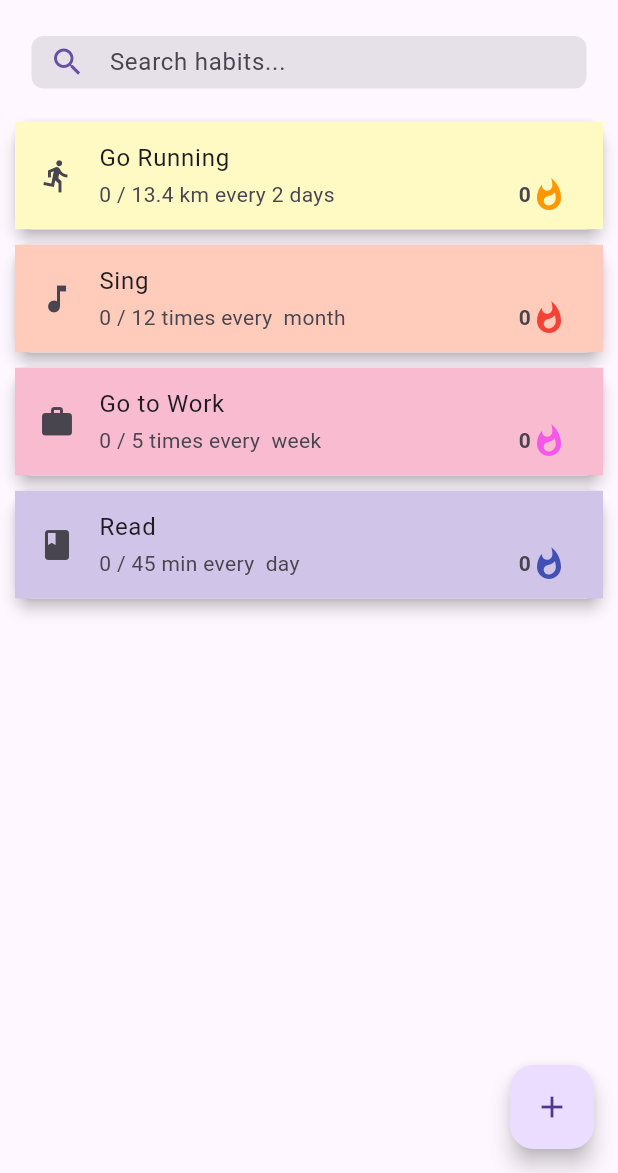
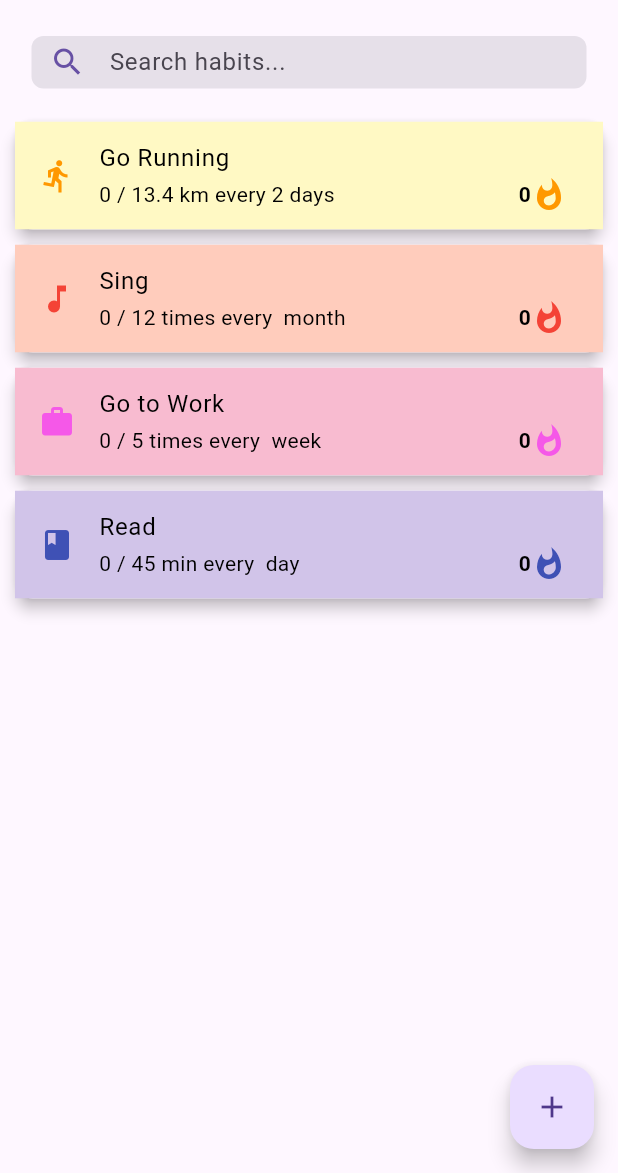
Before and after one commit to FloC0ding/HCI_habit_tracker, a Flutter app: the screen it shows after launch, on a phone screen of 412 x 824 dp, the part 63-1236 px from its top. Run offline on Flutter 3.47's test engine with Material 3 defaults, Android fonts, the phone set to English and light mode, and no system bars; drawn by our look-alikes of dynamic_color, flutter_slidable.

Commit message:
fixed fucked up dark mode colors (i think)

```diff
--- a/App 2/lib/main.dart
+++ b/App 2/lib/main.dart
@@ -415,10 +415,9 @@ class _HabitTrackerPageState extends State<HabitTrackerPage>
                   elevation: 4.0, //Shadow effect
                   margin:
                       const EdgeInsets.symmetric(horizontal: 10, vertical: 5),
-                    child:SlideTransition(
+                  child: SlideTransition(
                     position: _offsetSlideAnimation,
                     child: Slidable(
-
                       // Specify a key if the Slidable is dismissible.
                       key: UniqueKey(),
                       // The end action pane is the one at the right side.
@@ -503,20 +502,28 @@ class _HabitTrackerPageState extends State<HabitTrackerPage>
                         child: ListTile(
                           tileColor: _habits[index]
                               .primaryColor
-                                  .harmonizeWith(colorScheme.primary),
-                              leading: Icon(_habits[index].iconData),
-                              title: Text(_habits[index].title),
+                              .harmonizeWith(colorScheme.background),
+                          leading: Icon(_habits[index].iconData, color: _habits[index].flameColor.harmonizeWith(colorScheme.primary),),
+                          title: Text(
+                            _habits[index].title,
+                            style: const TextStyle(color: Colors.black),
+                          ),
                           subtitle: Row(
                             mainAxisAlignment: MainAxisAlignment.spaceBetween,
                             children: [
                               Text(
-                                      "${_habits[index].value == _habits[index].value.toInt() ? _habits[index].value.toInt() : _habits[index].value.toStringAsFixed(1)} / ${_habits[index].requiredValue == _habits[index].requiredValue.toInt() ? _habits[index].requiredValue.toInt() : _habits[index].requiredValue.toStringAsFixed(1)} ${_habits[index].unit == "times" && _habits[index].requiredValue == 1 ? "time" : _habits[index].unit} every ${_habits[index].requiredTime == 1 ? "" : (_habits[index].requiredTime == _habits[index].requiredTime.toInt() ? _habits[index].requiredTime.toInt() : _habits[index].requiredTime.toStringAsFixed(1))} ${_habits[index].requiredTime == 1 && _habits[index].timeUnit.isNotEmpty ? _habits[index].timeUnit.substring(0, _habits[index].timeUnit.length - 1) : _habits[index].timeUnit}"),
+                                  "${_habits[index].value == _habits[index].value.toInt() ? _habits[index].value.toInt() : _habits[index].value.toStringAsFixed(1)} / ${_habits[index].requiredValue == _habits[index].requiredValue.toInt() ? _habits[index].requiredValue.toInt() : _habits[index].requiredValue.toStringAsFixed(1)} ${_habits[index].unit == "times" && _habits[index].requiredValue == 1 ? "time" : _habits[index].unit} every ${_habits[index].requiredTime == 1 ? "" : (_habits[index].requiredTime == _habits[index].requiredTime.toInt() ? _habits[index].requiredTime.toInt() : _habits[index].requiredTime.toStringAsFixed(1))} ${_habits[index].requiredTime == 1 && _habits[index].timeUnit.isNotEmpty ? _habits[index].timeUnit.substring(0, _habits[index].timeUnit.length - 1) : _habits[index].timeUnit}",
+                                  style: const TextStyle(
+                                    color: Colors.black,
+                                  )),
                               Row(
                                 children: [
                                   Text(
                                     "${_habits[index].streak}",
                                     style: const TextStyle(
-                                            fontWeight: FontWeight.bold),
+                                      fontWeight: FontWeight.bold,
+                                      color: Colors.black,
+                                    ),
                                   ),
                                   Icon(
                                     Icons.whatshot,
```
Lines whose indentation alone changed are shown as unchanged.
